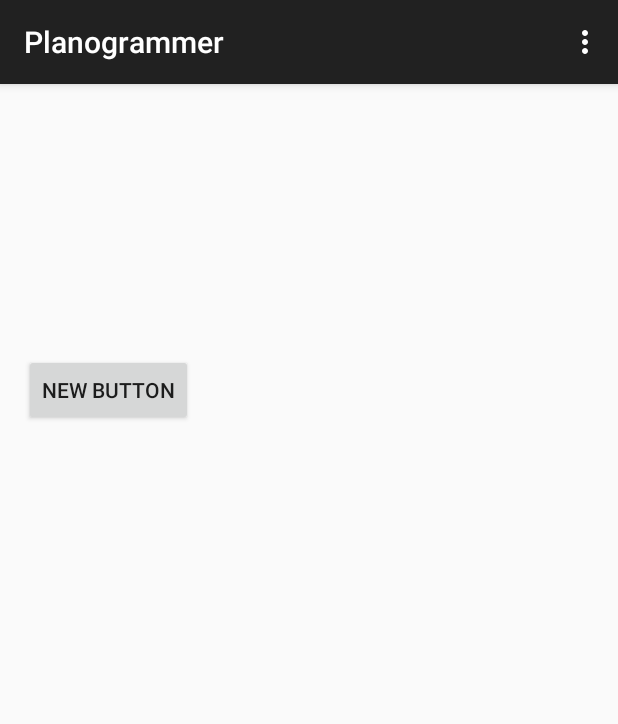
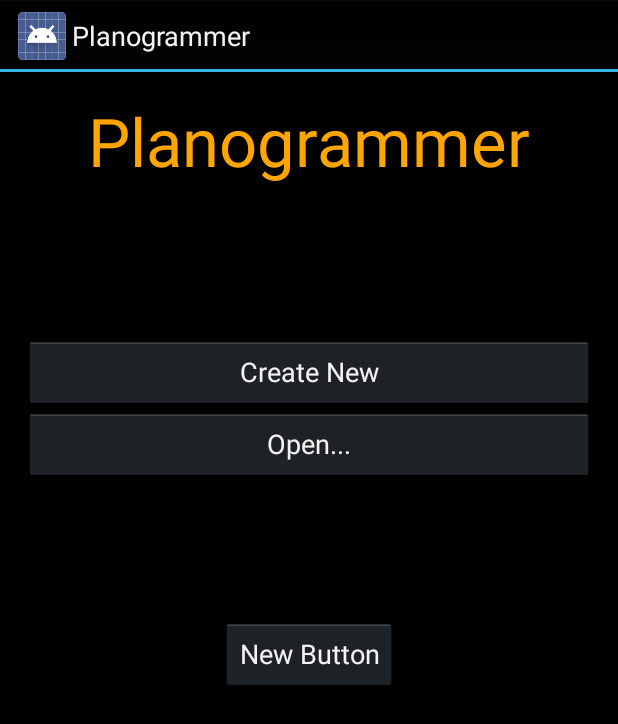
Before and after one commit to mikegwyn17/DIY-Project-Suggestor, an Android app: the screen it shows after launch (MainActivity), on a phone screen of 412 x 824 dp. Shown: the top 724 px of the screen. Run offline under Robolectric (Android 15) with nearby library versions, the phone set to English and light mode, and no system bars.

Commit message:
Added theme and first screen

```diff
--- a/Planogrammer/app/src/main/AndroidManifest.xml
+++ b/Planogrammer/app/src/main/AndroidManifest.xml
@@ -7,7 +7,7 @@
         android:allowBackup="true"
         android:icon="@mipmap/ic_launcher"
         android:label="@string/app_name"
-        android:theme="@style/AppTheme" >
+        android:theme="@android:style/Theme.Holo">
         <activity
             android:name=".MainActivity"
             android:label="@string/app_name" >
--- a/Planogrammer/app/src/main/java/com/example/felipe/planogrammer/MainActivity.java
+++ b/Planogrammer/app/src/main/java/com/example/felipe/planogrammer/MainActivity.java
@@ -1,5 +1,6 @@
 package com.example.felipe.planogrammer;
 
+import android.app.Activity;
 import android.content.Intent;
 import android.support.v7.app.ActionBarActivity;
 import android.os.Bundle;
@@ -9,7 +10,7 @@ import android.view.View;
 import android.widget.Button;
 
 
-public class MainActivity extends ActionBarActivity implements View.OnClickListener {
+public class MainActivity extends Activity implements View.OnClickListener {
 
     private Button button;
 
@@ -28,26 +29,4 @@ public class MainActivity extends ActionBarActivity implements View.OnClickListe
         }
 
     }
-
-    @Override
-    public boolean onCreateOptionsMenu(Menu menu) {
-        // Inflate the menu; this adds items to the action bar if it is present.
-        getMenuInflater().inflate(R.menu.menu_main, menu);
-        return true;
-    }
-
-    @Override
-    public boolean onOptionsItemSelected(MenuItem item) {
-        // Handle action bar item clicks here. The action bar will
-        // automatically handle clicks on the Home/Up button, so long
-        // as you specify a parent activity in AndroidManifest.xml.
-        int id = item.getItemId();
-
-        //noinspection SimplifiableIfStatement
-        if (id == R.id.action_settings) {
-            return true;
-        }
-
-        return super.onOptionsItemSelected(item);
-    }
 }
--- a/Planogrammer/app/src/main/res/layout/activity_main.xml
+++ b/Planogrammer/app/src/main/res/layout/activity_main.xml
@@ -3,13 +3,56 @@
     android:layout_height="match_parent" android:paddingLeft="@dimen/activity_horizontal_margin"
     android:paddingRight="@dimen/activity_horizontal_margin"
     android:paddingTop="@dimen/activity_vertical_margin"
-    android:paddingBottom="@dimen/activity_vertical_margin" tools:context=".MainActivity">
-
+    android:paddingBottom="@dimen/activity_vertical_margin" tools:context=".MainActivity"
+    android:background="#ff000000">
+    <LinearLayout
+        android:layout_width="wrap_content"
+        android:layout_height="wrap_content"
+        android:layout_alignParentTop="true"
+        android:layout_centerHorizontal="true"
+        android:id="@+id/titleHolder">
+        <TextView
+            android:layout_width="wrap_content"
+            android:layout_height="wrap_content"
+            android:textAppearance="?android:attr/textAppearanceLarge"
+            android:text="Planogrammer"
+            android:textColor="#ffa500"
+            android:textSize="20pt"
+            android:id="@+id/title"
+            android:layout_gravity="center_horizontal" />
+    </LinearLayout>
+    <LinearLayout
+        android:layout_width="match_parent"
+        android:layout_height="wrap_content"
+        android:layout_centerHorizontal="true"
+        android:layout_below="@id/titleHolder"
+        android:paddingTop="100dp"
+        android:id="@+id/firstbutton">
+        <Button
+            android:layout_width="match_parent"
+            android:layout_height="wrap_content"
+            android:layout_gravity="center_horizontal"
+            android:id="@+id/createNew"
+            android:text="Create New"/>
+    </LinearLayout>
+    <LinearLayout
+        android:layout_width="match_parent"
+        android:layout_height="wrap_content"
+        android:layout_centerHorizontal="true"
+        android:layout_below="@id/firstbutton">
+        <Button
+            android:layout_width="match_parent"
+            android:layout_height="wrap_content"
+            android:layout_gravity="center_horizontal"
+            android:id="@+id/open"
+            android:text="Open..."/>
+    </LinearLayout>
     <Button
         android:layout_width="wrap_content"
         android:layout_height="wrap_content"
         android:text="New Button"
         android:id="@+id/button"
-        android:layout_marginTop="164dp" />
+        android:layout_centerVertical="true"
+        android:layout_centerHorizontal="true" />
 
 </RelativeLayout>
```
Also changed, not shown: Planogrammer/app/src/main/ic_launcher-web.png (added), Planogrammer/app/src/main/res/mipmap-hdpi/ic_launcher.png, Planogrammer/app/src/main/res/mipmap-mdpi/ic_launcher.png, Planogrammer/app/src/main/res/mipmap-xhdpi/ic_launcher.png, Planogrammer/app/src/main/res/mipmap-xxhdpi/ic_launcher.png, Planogrammer/app/src/main/res/mipmap-xxxhdpi/ic_launcher.png (added).
